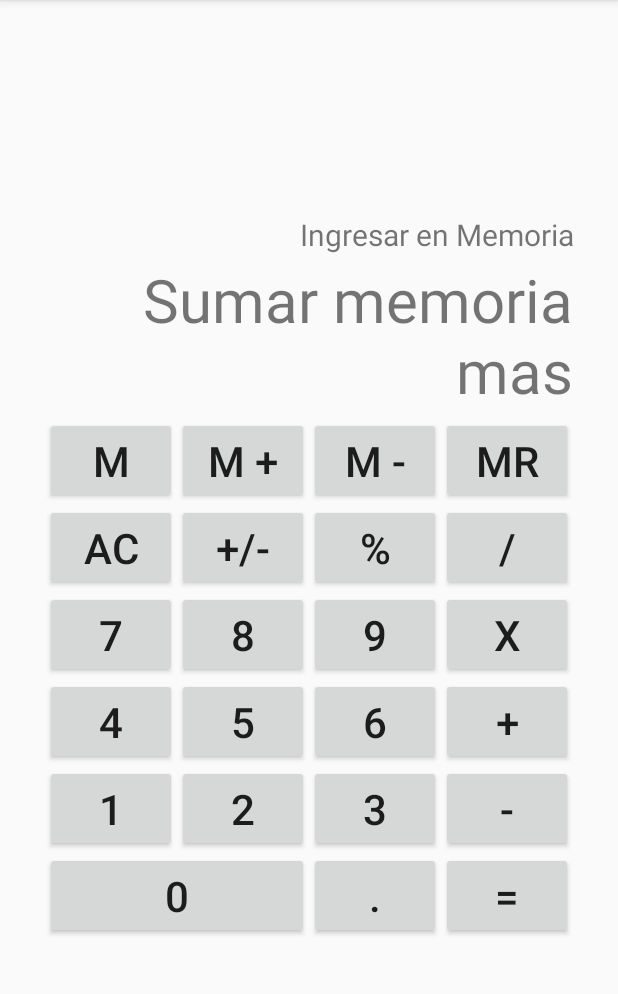
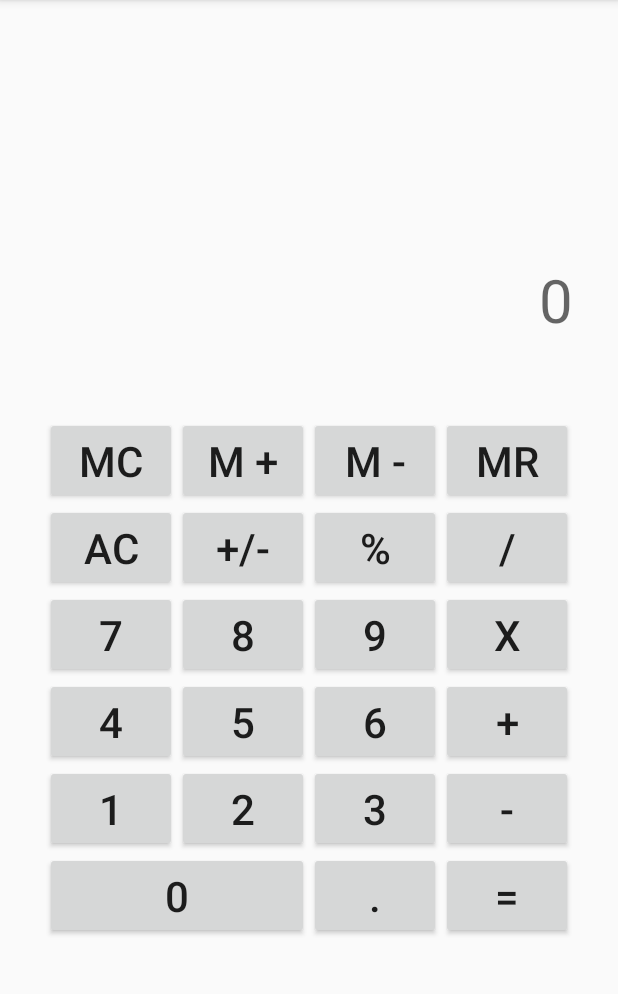
Before and after one commit to jdoble97/Calculadora, an Android app: the screen it shows after launch (MainActivity), after a tap on "M +", on a phone screen of 412 x 824 dp, the part 84-1078 px from its top. Run offline under Robolectric (Android 15) with nearby library versions, the phone set to English and light mode, and no system bars; 1 other tap on this screen came first.

Commit message:
botones M

```diff
--- a/app/src/main/java/com/example/myapplication/MainActivity.java
+++ b/app/src/main/java/com/example/myapplication/MainActivity.java
@@ -9,10 +9,11 @@ import android.widget.TextView;
 
 public class MainActivity extends AppCompatActivity {
 
-    TextView cajaOperaciones;
-    TextView cajaResultado;
-    String Resultado="varResultado";
+    private TextView cajaOperaciones;
+    private TextView cajaResultado;
+    private String Resultado="varResultado";
     private Operacion operaciones = new Operacion();
+    private float Memoria;
 
 
     @Override
@@ -136,11 +137,17 @@ public class MainActivity extends AppCompatActivity {
 
     public void accionesBotonesM(View click) {
         switch (click.getId()){
+            //establecemos los valores en memoria
             case R.id.btMemoria:
-                mostrarResultado("Ingresar en Memoria");
+                if(cajaResultado.getText().toString().isEmpty()){
+                    operaciones.setMemoria(0);
+                }
+                else{
+                    //operaciones.setMemoria((float)cajaResultado.getText());
+                }
                 break;
             case R.id.btMsuma:
-                mostrarResultado("Sumar memoria mas");
+
                 break;
             case R.id.btMresta:
                 mostrarResultado("Restar memoria mas");
--- a/app/src/main/res/layout/activity_main.xml
+++ b/app/src/main/res/layout/activity_main.xml
@@ -50,7 +50,7 @@
                 android:layout_width="match_parent"
                 android:layout_height="match_parent"
                 android:onClick="accionesBotonesM"
-                android:text="M"
+                android:text="MC"
                 android:textSize="28sp" />
 
             <Button
```
Also changed, not shown: app/src/main/java/com/example/myapplication/Operacion.java (+9 -4 lines).
